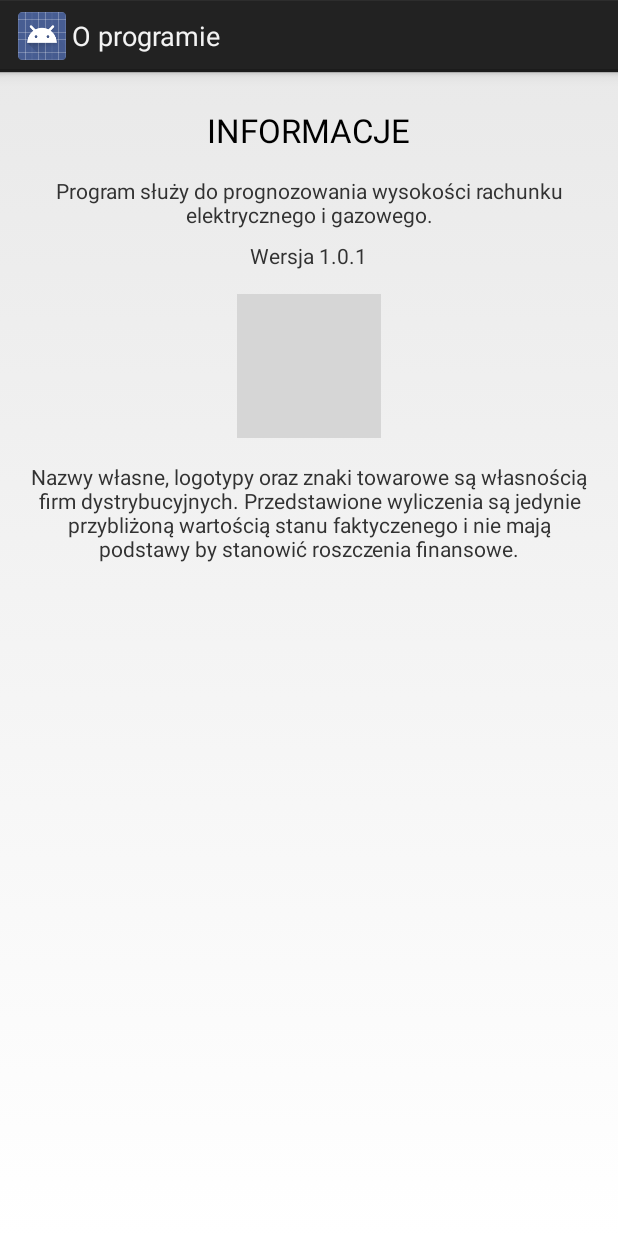
After one commit to sewerk/Bill-Calculator, an Android app: the AboutActivity screen opened directly, with no data from a screen before it, on a phone screen of 412 x 824 dp. The commit adds this screen. Run offline under Robolectric (Android 15) with nearby library versions, the phone set to English and light mode, and no system bars; grey boxes are pictures that could not be loaded.

Commit message:
first about src -not working yet

```diff
--- a/app/src/main/AndroidManifest.xml
+++ b/app/src/main/AndroidManifest.xml
@@ -1,8 +1,8 @@
 <?xml version="1.0" encoding="utf-8"?>
 <manifest xmlns:android="http://schemas.android.com/apk/res/android"
     package="pl.srw.billcalculator"
-    android:versionCode="1"
-    android:versionName="1.0" >
+    android:versionCode="3"
+    android:versionName="@string/version" >
 
     <uses-sdk
         android:minSdkVersion="14"
@@ -18,7 +18,6 @@
             android:label="@string/app_name" >
             <intent-filter>
                 <action android:name="android.intent.action.MAIN" />
-
                 <category android:name="android.intent.category.LAUNCHER" />
             </intent-filter>
         </activity>
@@ -28,12 +27,13 @@
         </activity>
 
         <activity android:name=".GasBillActivity"
-            android:label="@string/gas_label">
-        </activity>
+            android:label="@string/gas_label" />
 
         <activity android:name=".SettingsActivity"
-            android:label="@string/settings_label">
-        </activity>
+            android:label="@string/settings_label" />
+
+        <activity android:name=".AboutActivity"
+            android:label="@string/about_label" />
 
     </application>
 
--- /dev/null
+++ b/app/src/main/java/pl/srw/billcalculator/AboutActivity.java
@@ -0,0 +1,23 @@
+package pl.srw.billcalculator;
+
+import android.app.Activity;
+import android.os.Bundle;
+import android.view.MenuItem;
+
+public class AboutActivity extends Activity {
+
+    @Override
+    protected void onCreate(Bundle savedInstanceState) {
+        super.onCreate(savedInstanceState);
+        setContentView(R.layout.info);
+    }
+
+    @Override
+    public boolean onOptionsItemSelected(MenuItem item) {
+        if (item.getItemId() == android.R.id.home) {
+            onBackPressed();
+            return true;
+        }
+        return super.onOptionsItemSelected(item);
+    }
+}
--- /dev/null
+++ b/app/src/main/res/layout/info.xml
@@ -0,0 +1,59 @@
+<?xml version="1.0" encoding="utf-8"?>
+<RelativeLayout xmlns:android="http://schemas.android.com/apk/res/android"
+    android:layout_width="match_parent"
+    android:layout_height="match_parent"
+    android:paddingBottom="@dimen/activity_vertical_margin"
+    android:paddingLeft="@dimen/activity_horizontal_margin"
+    android:paddingRight="@dimen/activity_horizontal_margin"
+    android:paddingTop="@dimen/activity_vertical_margin">
+
+    <TextView
+        android:id="@+id/textView_info"
+        android:layout_width="wrap_content"
+        android:layout_height="wrap_content"
+        android:layout_alignParentTop="true"
+        android:layout_centerHorizontal="true"
+        android:layout_marginTop="8dp"
+        android:textAppearance="?android:attr/textAppearanceLarge"
+        android:text="@string/info" />
+
+    <TextView
+        android:id="@+id/textView_about"
+        android:layout_width="wrap_content"
+        android:layout_height="wrap_content"
+        android:layout_below="@+id/textView_info"
+        android:layout_centerHorizontal="true"
+        android:layout_marginTop="16dp"
+        android:gravity="center"
+        android:text="@string/description"/>
+
+    <TextView
+        android:id="@+id/textView_ver"
+        android:layout_width="wrap_content"
+        android:layout_height="wrap_content"
+        android:layout_below="@+id/textView_about"
+        android:layout_centerHorizontal="true"
+        android:layout_marginTop="8dp"
+        android:gravity="center"
+        android:text="@string/version"/>
+
+    <ImageView
+        android:id="@+id/imageView_emailme"
+        android:layout_width="wrap_content"
+        android:layout_height="wrap_content"
+        android:layout_below="@+id/textView_ver"
+        android:layout_centerHorizontal="true"
+        android:layout_marginTop="16dp"
+        android:src="@drawable/button_pressed"/>
+
+    <TextView
+        android:id="@+id/textView_klauzula"
+        android:layout_width="wrap_content"
+        android:layout_height="wrap_content"
+        android:layout_below="@+id/imageView_emailme"
+        android:layout_centerHorizontal="true"
+        android:layout_marginTop="16dp"
+        android:gravity="center"
+        android:text="@string/klauzula" />
+
+</RelativeLayout>
--- a/app/src/main/res/values/strings.xml
+++ b/app/src/main/res/values/strings.xml
@@ -45,4 +45,10 @@
     <string name="mc">mc</string>
     <string name="m3">m\u00B3</string>
 
+    <string name="klauzula">Nazwy własne, logotypy oraz znaki towarowe są własnością firm dystrybucyjnych. Przedstawione wyliczenia są jedynie przybliżoną wartością stanu faktyczenego i nie mają podstawy by stanowić roszczenia finansowe.</string>
+    <string name="info">INFORMACJE</string>
+    <string name="description">Program służy do prognozowania wysokości rachunku elektrycznego i gazowego.</string>
+    <string name="version">Wersja 1.0.1</string>
+    <string name="about_label">O programie</string>
+
 </resources>
```
